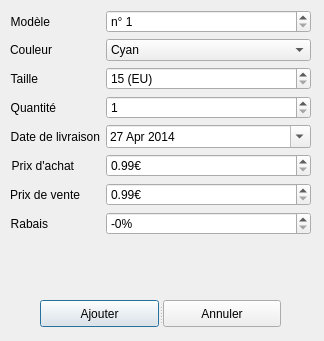
The window that qlot/ajoutmarchandisedialog.ui (Harenome/qlot) describes before a commit, drawn with Qt 5.
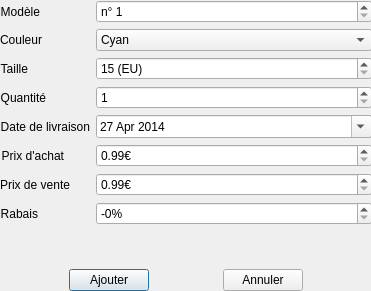
The same window after the commit. Icons and pictures are not drawn.

Patch:
```diff
--- a/qlot/ajoutmarchandisedialog.ui
+++ b/qlot/ajoutmarchandisedialog.ui
@@ -9,8 +9,8 @@
    <rect>
     <x>0</x>
     <y>0</y>
-    <width>324</width>
-    <height>341</height>
+    <width>371</width>
+    <height>291</height>
    </rect>
   </property>
   <property name="windowTitle">
@@ -20,41 +20,17 @@
    <iconset>
     <normaloff>../../images/qlot_512.svg</normaloff>../../images/qlot_512.svg</iconset>
   </property>
-  <widget class="QSplitter" name="splitter">
+  <widget class="QWidget" name="verticalLayoutWidget">
    <property name="geometry">
     <rect>
-     <x>40</x>
-     <y>300</y>
-     <width>241</width>
-     <height>27</height>
+     <x>0</x>
+     <y>0</y>
+     <width>372</width>
+     <height>291</height>
     </rect>
    </property>
-   <property name="orientation">
-    <enum>Qt::Horizontal</enum>
-   </property>
-   <widget class="QPushButton" name="ajout_marchandise_button">
-    <property name="enabled">
-     <bool>true</bool>
-    </property>
-    <property name="text">
-     <string>Ajouter</string>
-    </property>
-   </widget>
-   <widget class="QPushButton" name="refus_marchandise_button">
-    <property name="text">
-     <string>Annuler</string>
-    </property>
-   </widget>
-  </widget>
-  <widget class="QWidget" name="formLayoutWidget">
-   <property name="geometry">
-    <rect>
-     <x>10</x>
-     <y>10</y>
-     <width>301</width>
-     <height>271</height>
-    </rect>
-   </property>
+   <layout class="QVBoxLayout" name="verticalLayout">
+    <item>
    <layout class="QFormLayout" name="formLayout">
     <item row="0" column="1">
      <widget class="QSpinBox" name="spinBox_modele">
@@ -362,6 +338,81 @@
        <number>100</number>
       </property>
      </widget>
+      </item>
+     </layout>
+    </item>
+    <item>
+     <spacer name="verticalSpacer">
+      <property name="orientation">
+       <enum>Qt::Vertical</enum>
+      </property>
+      <property name="sizeHint" stdset="0">
+       <size>
+        <width>20</width>
+        <height>40</height>
+       </size>
+      </property>
+     </spacer>
+    </item>
+    <item>
+     <layout class="QHBoxLayout" name="horizontalLayout">
+      <item>
+       <spacer name="horizontalSpacer">
+        <property name="orientation">
+         <enum>Qt::Horizontal</enum>
+        </property>
+        <property name="sizeHint" stdset="0">
+         <size>
+          <width>40</width>
+          <height>20</height>
+         </size>
+        </property>
+       </spacer>
+      </item>
+      <item>
+       <widget class="QPushButton" name="ajout_marchandise_button">
+        <property name="enabled">
+         <bool>true</bool>
+        </property>
+        <property name="text">
+         <string>Ajouter</string>
+        </property>
+       </widget>
+      </item>
+      <item>
+       <spacer name="horizontalSpacer_2">
+        <property name="orientation">
+         <enum>Qt::Horizontal</enum>
+        </property>
+        <property name="sizeHint" stdset="0">
+         <size>
+          <width>40</width>
+          <height>20</height>
+         </size>
+        </property>
+       </spacer>
+      </item>
+      <item>
+       <widget class="QPushButton" name="refus_marchandise_button">
+        <property name="text">
+         <string>Annuler</string>
+        </property>
+       </widget>
+      </item>
+      <item>
+       <spacer name="horizontalSpacer_3">
+        <property name="orientation">
+         <enum>Qt::Horizontal</enum>
+        </property>
+        <property name="sizeHint" stdset="0">
+         <size>
+          <width>40</width>
+          <height>20</height>
+         </size>
+        </property>
+       </spacer>
+      </item>
+     </layout>
     </item>
    </layout>
   </widget>
```
Lines whose indentation alone changed are shown as unchanged.
